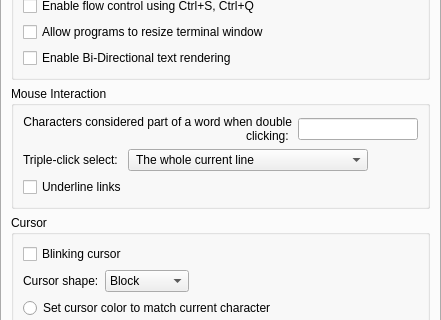
KDE/konsole, file src/EditProfileDialog.ui: the form before one commit; both pictures show x 0 to 441 and y 94 to 414 of the 441 by 551 pixel window.
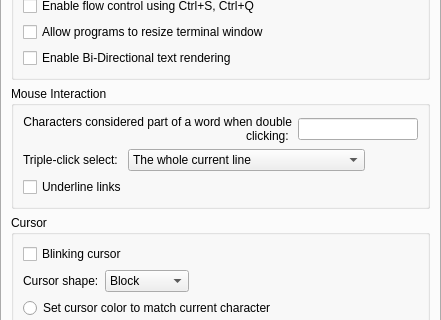
The form after the commit. The open tabs and pages were chosen to show the change. Custom widgets are drawn as their Qt base class.

Commit message: remove extra leading space in UI string

```diff
--- a/src/EditProfileDialog.ui
+++ b/src/EditProfileDialog.ui
@@ -1048,12 +1048,12 @@
               </property>
               <item>
                <property name="text">
-                <string> The whole current line</string>
+                <string>The whole current line</string>
                </property>
               </item>
               <item>
                <property name="text">
-                <string> From mouse position to the end of line</string>
+                <string>From mouse position to the end of line</string>
                </property>
               </item>
              </widget>
```
